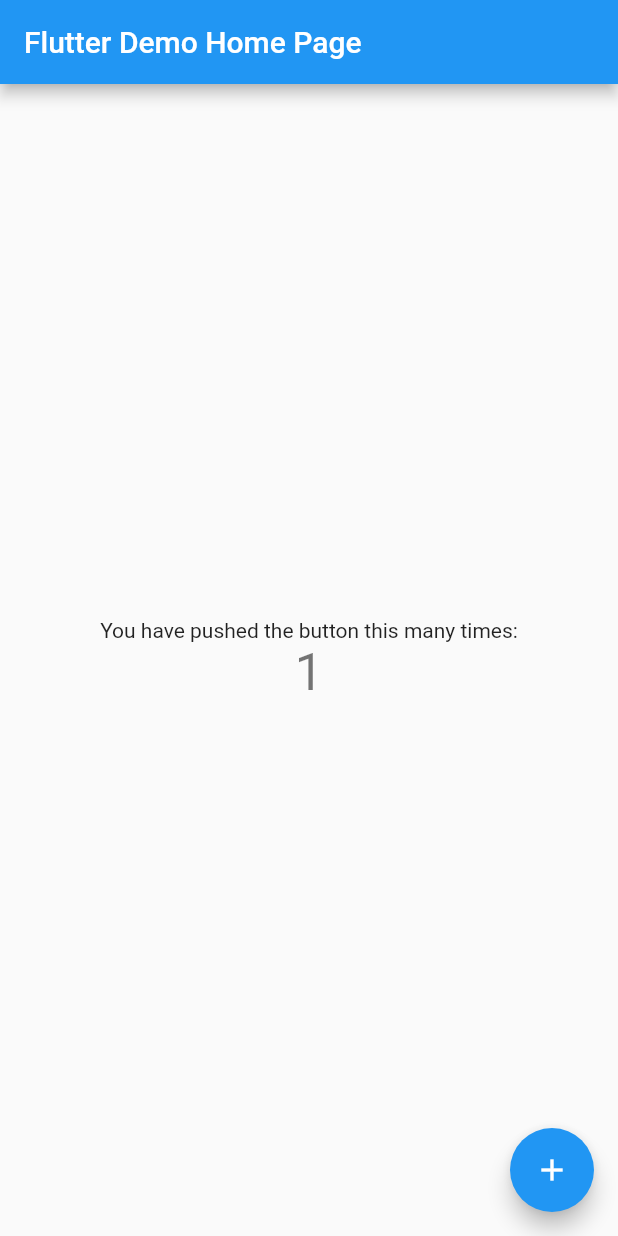
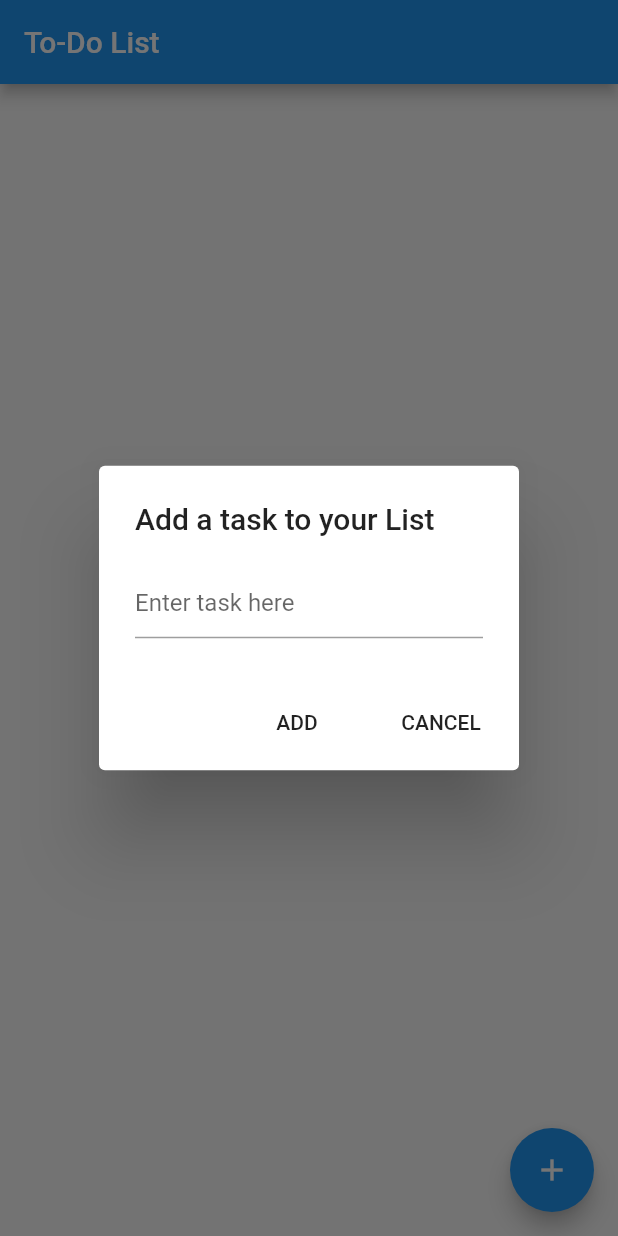
Before and after one commit to Hansi98/Flutter_ToDo, a Flutter app: the screen it shows after launch, after a tap on the "add" icon, on a phone screen of 412 x 824 dp. Run offline on Flutter 3.47's test engine with Material 2 defaults, Android fonts, the phone set to English and light mode, and no system bars.

Commit message:
Task Add Added

```diff
--- a/flutter_todo/lib/main.dart
+++ b/flutter_todo/lib/main.dart
@@ -1,113 +1,92 @@
 import 'package:flutter/material.dart';
 
 void main() {
-  runApp(MyApp());
+  runApp(App());
 }
 
-class MyApp extends StatelessWidget {
-  // This widget is the root of your application.
+class App extends StatelessWidget {
   @override
   Widget build(BuildContext context) {
-    return MaterialApp(
-      title: 'Flutter Demo',
-      theme: ThemeData(
-        // This is the theme of your application.
-        //
-        // Try running your application with "flutter run". You'll see the
-        // application has a blue toolbar. Then, without quitting the app, try
-        // changing the primarySwatch below to Colors.green and then invoke
-        // "hot reload" (press "r" in the console where you ran "flutter run",
-        // or simply save your changes to "hot reload" in a Flutter IDE).
-        // Notice that the counter didn't reset back to zero; the application
-        // is not restarted.
-        primarySwatch: Colors.blue,
-      ),
-      home: MyHomePage(title: 'Flutter Demo Home Page'),
-    );
+    return MaterialApp(title: 'To-Do-List', home: TodoList());
   }
 }
 
-class MyHomePage extends StatefulWidget {
-  MyHomePage({Key? key, required this.title}) : super(key: key);
-
-  // This widget is the home page of your application. It is stateful, meaning
-  // that it has a State object (defined below) that contains fields that affect
-  // how it looks.
-
-  // This class is the configuration for the state. It holds the values (in this
-  // case the title) provided by the parent (in this case the App widget) and
-  // used by the build method of the State. Fields in a Widget subclass are
-  // always marked "final".
-
-  final String title;
-
+class TodoList extends StatefulWidget {
   @override
-  _MyHomePageState createState() => _MyHomePageState();
+  _TodoListState createState() => _TodoListState();
 }
 
-class _MyHomePageState extends State<MyHomePage> {
-  int _counter = 0;
-
-  void _incrementCounter() {
-    setState(() {
-      // This call to setState tells the Flutter framework that something has
-      // changed in this State, which causes it to rerun the build method below
-      // so that the display can reflect the updated values. If we changed
-      // _counter without calling setState(), then the build method would not be
-      // called again, and so nothing would appear to happen.
-      _counter++;
-    });
-  }
+class _TodoListState extends State<TodoList> {
+  final List<String> _todoList = <String>[];
+  final TextEditingController _textFieldController = TextEditingController();
 
   @override
   Widget build(BuildContext context) {
-    // This method is rerun every time setState is called, for instance as done
-    // by the _incrementCounter method above.
-    //
-    // The Flutter framework has been optimized to make rerunning build methods
-    // fast, so that you can just rebuild anything that needs updating rather
-    // than having to individually change instances of widgets.
     return Scaffold(
       appBar: AppBar(
-        // Here we take the value from the MyHomePage object that was created by
-        // the App.build method, and use it to set our appbar title.
-        title: Text(widget.title),
+        title: const Text('To-Do List'),
       ),
-      body: Center(
-        // Center is a layout widget. It takes a single child and positions it
-        // in the middle of the parent.
-        child: Column(
-          // Column is also a layout widget. It takes a list of children and
-          // arranges them vertically. By default, it sizes itself to fit its
-          // children horizontally, and tries to be as tall as its parent.
-          //
-          // Invoke "debug painting" (press "p" in the console, choose the
-          // "Toggle Debug Paint" action from the Flutter Inspector in Android
-          // Studio, or the "Toggle Debug Paint" command in Visual Studio Code)
-          // to see the wireframe for each widget.
-          //
-          // Column has various properties to control how it sizes itself and
-          // how it positions its children. Here we use mainAxisAlignment to
-          // center the children vertically; the main axis here is the vertical
-          // axis because Columns are vertical (the cross axis would be
-          // horizontal).
-          mainAxisAlignment: MainAxisAlignment.center,
-          children: <Widget>[
-            Text(
-              'You have pushed the button this many times:',
-            ),
-            Text(
-              '$_counter',
-              style: Theme.of(context).textTheme.headline4,
-            ),
-          ],
-        ),
+      body: ListView(children: _getItems()),
+      floatingActionButton: FloatingActionButton(
+        onPressed: () => _displayDialog(context),
+        tooltip: 'Add Item',
+        child: Icon(Icons.add),
       ),
-      floatingActionButton: FloatingActionButton(
-        onPressed: _incrementCounter,
-        tooltip: 'Increment',
-        child: Icon(Icons.add),
-      ), // This trailing comma makes auto-formatting nicer for build methods.
     );
   }
+
+  void _addTodoItem(String title) {
+    //Wrapping it inside a set state will notify
+    // the app that the state has changed
+
+    setState(() {
+      _todoList.add(title);
+    });
+    _textFieldController.clear();
+  }
+
+  //Generate list of item widgets
+  Widget _buildTodoItem(String title) {
+    return ListTile(
+      title: Text(title),
+    );
+  }
+
+  //Generate a single item widget
+  Future<AlertDialog> _displayDialog(BuildContext context) async {
+    return showDialog(
+        context: context,
+        builder: (BuildContext context) {
+          return AlertDialog(
+            title: const Text('Add a task to your List'),
+            content: TextField(
+              controller: _textFieldController,
+              decoration: const InputDecoration(hintText: 'Enter task here'),
+            ),
+            actions: <Widget>[
+              FlatButton(
+                child: const Text('ADD'),
+                onPressed: () {
+                  Navigator.of(context).pop();
+                  _addTodoItem(_textFieldController.text);
+                },
+              ),
+              FlatButton(
+                child: const Text('CANCEL'),
+                onPressed: () {
+                  Navigator.of(context).pop();
+                },
+              )
+            ],
+          );
+        });
+  }
+
+  List<Widget> _getItems() {
+    final List<Widget> _todoWidgets = <Widget>[];
+    for (String title in _todoList) {
+      _todoWidgets.add(_buildTodoItem(title));
+    }
+    return _todoWidgets;
+  }
 }
--- a/flutter_todo/pubspec.yaml
+++ b/flutter_todo/pubspec.yaml
@@ -1,4 +1,4 @@
-name: flutter_todo
+name: todo
 description: A new Flutter project.
 
 # The following line prevents the package from being accidentally published to
@@ -18,7 +18,7 @@ publish_to: 'none' # Remove this line if you wish to publish to pub.dev
 version: 1.0.0+1
 
 environment:
-  sdk: ">=2.12.0 <3.0.0"
+  sdk: ">=2.7.0 <3.0.0"
 
 dependencies:
   flutter:
```
Also changed, not shown: flutter_todo/pubspec.lock, 15 other files.
